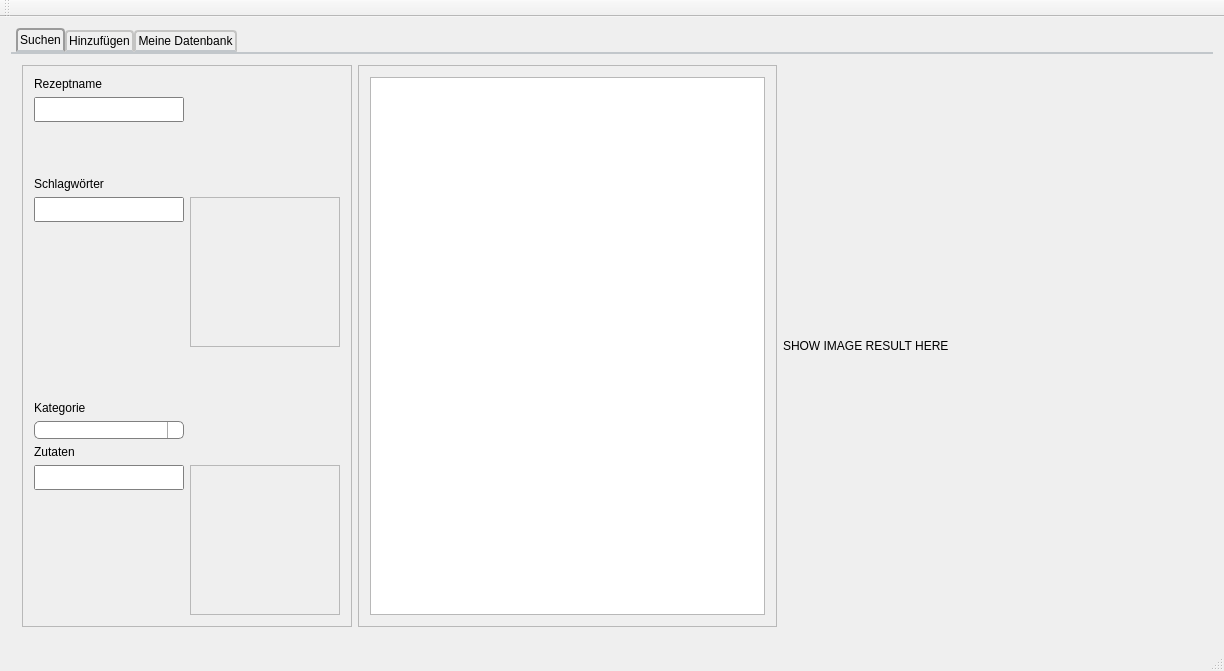
This is mainwindow.ui in DaDarkDan/CookAndBakeryDb as Qt 5 draws it before an edit. The edited form follows.
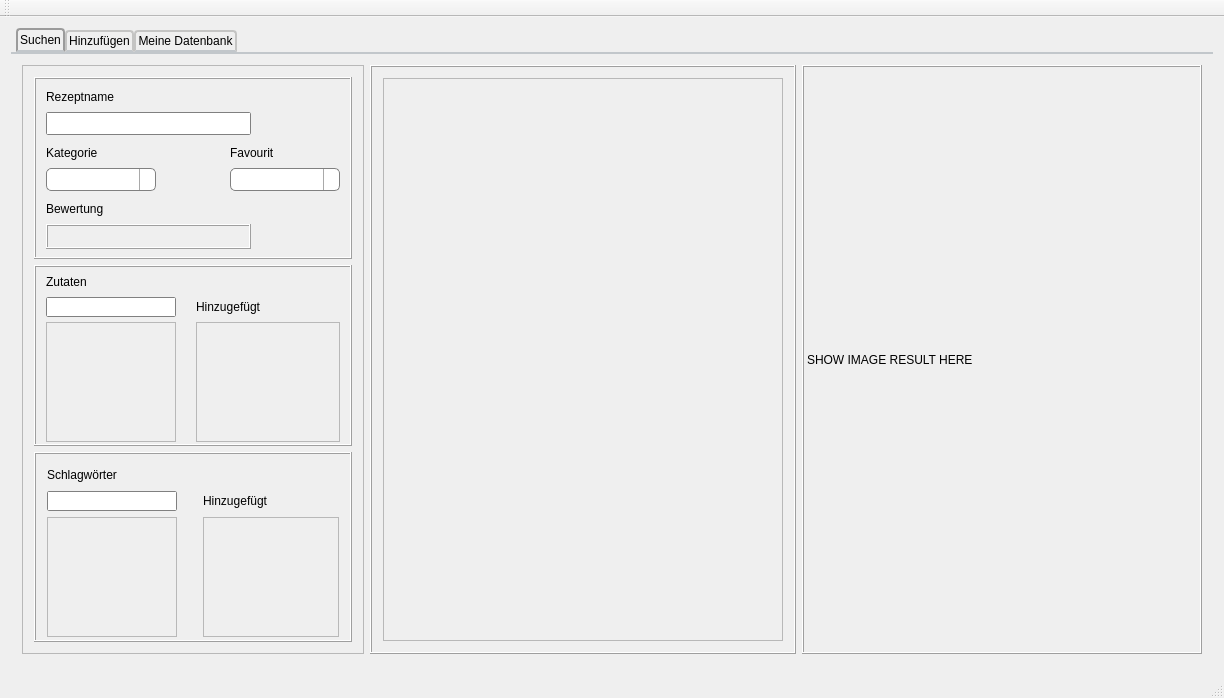
This is the edited form. The open tabs and pages were chosen to show the change.

Commit message: Added Search tab UI & refactored saving

What changed in the file:
```diff
--- a/mainwindow.ui
+++ b/mainwindow.ui
@@ -7,7 +7,7 @@
     <x>0</x>
     <y>0</y>
     <width>1224</width>
-    <height>671</height>
+    <height>698</height>
    </rect>
   </property>
   <property name="windowTitle">
@@ -150,190 +150,471 @@
             <verstretch>0</verstretch>
            </sizepolicy>
           </property>
+          <property name="minimumSize">
+           <size>
+            <width>300</width>
+            <height>0</height>
+           </size>
+          </property>
           <property name="frameShape">
            <enum>QFrame::StyledPanel</enum>
           </property>
           <property name="frameShadow">
            <enum>QFrame::Raised</enum>
           </property>
-          <layout class="QFormLayout" name="formLayout">
+          <layout class="QGridLayout" name="gridLayout_4">
            <item row="0" column="0">
-            <widget class="QLabel" name="searchNameLabel">
-             <property name="text">
-              <string>Rezeptname</string>
+            <widget class="QFrame" name="searchNameCategoryFrame">
+             <property name="minimumSize">
+              <size>
+               <width>280</width>
+               <height>130</height>
+              </size>
              </property>
+             <property name="maximumSize">
+              <size>
+               <width>10000</width>
+               <height>100000</height>
+              </size>
+             </property>
+             <property name="frameShape">
+              <enum>QFrame::Box</enum>
+             </property>
+             <property name="frameShadow">
+              <enum>QFrame::Raised</enum>
+             </property>
+             <layout class="QGridLayout" name="gridLayout_5">
+              <property name="leftMargin">
+               <number>10</number>
+              </property>
+              <property name="topMargin">
+               <number>5</number>
+              </property>
+              <property name="rightMargin">
+               <number>10</number>
+              </property>
+              <property name="bottomMargin">
+               <number>10</number>
+              </property>
+              <property name="spacing">
+               <number>5</number>
+              </property>
+              <item row="2" column="0">
+               <widget class="QLabel" name="searchCategoryTitleLabel">
+                <property name="minimumSize">
+                 <size>
+                  <width>60</width>
+                  <height>25</height>
+                 </size>
+                </property>
+                <property name="maximumSize">
+                 <size>
+                  <width>60</width>
+                  <height>25</height>
+                 </size>
+                </property>
+                <property name="text">
+                 <string>Kategorie</string>
+                </property>
+               </widget>
+              </item>
+              <item row="2" column="1">
+               <widget class="QLabel" name="searchFavouriteTitleLabel">
+                <property name="minimumSize">
+                 <size>
+                  <width>60</width>
+                  <height>25</height>
+                 </size>
+                </property>
+                <property name="maximumSize">
+                 <size>
+                  <width>60</width>
+                  <height>25</height>
+                 </size>
+                </property>
+                <property name="text">
+                 <string>Favourit</string>
+                </property>
+               </widget>
+              </item>
+              <item row="3" column="0">
+               <widget class="QComboBox" name="searchCategoryComboBox">
+                <property name="minimumSize">
+                 <size>
+                  <width>110</width>
+                  <height>23</height>
+                 </size>
+                </property>
+                <property name="maximumSize">
+                 <size>
+                  <width>110</width>
+                  <height>23</height>
+                 </size>
+                </property>
+               </widget>
+              </item>
+              <item row="1" column="0">
+               <widget class="QTextEdit" name="textEdit">
+                <property name="minimumSize">
+                 <size>
+                  <width>205</width>
+                  <height>23</height>
+                 </size>
+                </property>
+                <property name="maximumSize">
+                 <size>
+                  <width>205</width>
+                  <height>23</height>
+                 </size>
+                </property>
+                <property name="verticalScrollBarPolicy">
+                 <enum>Qt::ScrollBarAlwaysOff</enum>
+                </property>
+               </widget>
+              </item>
+              <item row="5" column="0">
+               <widget class="QFrame" name="searchRatingFrame">
+                <property name="minimumSize">
+                 <size>
+                  <width>205</width>
+                  <height>25</height>
+                 </size>
+                </property>
+                <property name="maximumSize">
+                 <size>
+                  <width>205</width>
+                  <height>25</height>
+                 </size>
+                </property>
+                <property name="frameShape">
+                 <enum>QFrame::Box</enum>
+                </property>
+                <property name="frameShadow">
+                 <enum>QFrame::Raised</enum>
+                </property>
+               </widget>
+              </item>
+              <item row="3" column="1">
+               <widget class="QComboBox" name="searchFavouriteComboBox">
+                <property name="minimumSize">
+                 <size>
+                  <width>110</width>
+                  <height>23</height>
+                 </size>
+                </property>
+                <property name="maximumSize">
+                 <size>
+                  <width>110</width>
+                  <height>23</height>
+                 </size>
+                </property>
+               </widget>
+              </item>
+              <item row="0" column="0">
+               <widget class="QLabel" name="searchNameTitleLabel">
+                <property name="minimumSize">
+                 <size>
+                  <width>150</width>
+                  <height>25</height>
+                 </size>
+                </property>
+                <property name="maximumSize">
+                 <size>
+                  <width>150</width>
+                  <height>25</height>
+                 </size>
+                </property>
+                <property name="text">
+                 <string>Rezeptname</string>
+                </property>
+               </widget>
+              </item>
+              <item row="4" column="0">
+               <widget class="QLabel" name="label">
+                <property name="minimumSize">
+                 <size>
+                  <width>150</width>
+                  <height>25</height>
+                 </size>
+                </property>
+                <property name="maximumSize">
+                 <size>
+                  <width>150</width>
+                  <height>25</height>
+                 </size>
+                </property>
+                <property name="text">
+                 <string>Bewertung</string>
+                </property>
+               </widget>
+              </item>
+             </layout>
             </widget>
            </item>
            <item row="1" column="0">
-            <widget class="QTextEdit" name="searchNameTxtEdit">
-             <property name="sizePolicy">
-              <sizepolicy hsizetype="Preferred" vsizetype="Preferred">
-               <horstretch>0</horstretch>
-               <verstretch>0</verstretch>
-              </sizepolicy>
-             </property>
-             <property name="maximumSize">
+            <widget class="QFrame" name="searchIngredientFrame">
+             <property name="minimumSize">
               <size>
-               <width>150</width>
-               <height>25</height>
+               <width>280</width>
+               <height>180</height>
               </size>
              </property>
-            </widget>
-           </item>
-           <item row="3" column="0">
-            <widget class="QLabel" name="searchKeywordsLabel">
-             <property name="text">
-              <string>Schlagwörter</string>
-             </property>
-            </widget>
-           </item>
-           <item row="5" column="0">
-            <widget class="QTextEdit" name="searchKeywordsTxtEdit">
-             <property name="sizePolicy">
-              <sizepolicy hsizetype="Preferred" vsizetype="Preferred">
-               <horstretch>0</horstretch>
-               <verstretch>0</verstretch>
-              </sizepolicy>
-             </property>
              <property name="maximumSize">
               <size>
-               <width>150</width>
-               <height>25</height>
+               <width>16777215</width>
+               <height>100000</height>
               </size>
              </property>
-            </widget>
-           </item>
-           <item row="11" column="0">
-            <widget class="QLabel" name="searchIngredientsLabel">
-             <property name="text">
-              <string>Zutaten</string>
+             <property name="frameShape">
+              <enum>QFrame::Box</enum>
              </property>
-            </widget>
-           </item>
-           <item row="12" column="0">
-            <widget class="QTextEdit" name="searchIngredientsTxtBox">
-             <property name="sizePolicy">
-              <sizepolicy hsizetype="Preferred" vsizetype="Preferred">
-               <horstretch>0</horstretch>
-               <verstretch>0</verstretch>
-              </sizepolicy>
+             <property name="frameShadow">
+              <enum>QFrame::Raised</enum>
              </property>
-             <property name="maximumSize">
-              <size>
-               <width>150</width>
-               <height>25</height>
-              </size>
-             </property>
-             <property name="documentTitle">
-              <string/>
-             </property>
+             <layout class="QFormLayout" name="formLayout">
+              <property name="horizontalSpacing">
+               <number>0</number>
+              </property>
+              <property name="verticalSpacing">
+               <number>5</number>
+              </property>
+              <property name="leftMargin">
+               <number>10</number>
+              </property>
+              <property name="topMargin">
+               <number>5</number>
+              </property>
+              <property name="rightMargin">
+               <number>10</number>
+              </property>
+              <property name="bottomMargin">
+               <number>10</number>
+              </property>
+              <item row="0" column="0">
+               <widget class="QLabel" name="searchIngredientTitleLabel">
+                <property name="minimumSize">
+                 <size>
+                  <width>150</width>
+                  <height>20</height>
+                 </size>
+                </property>
+                <property name="maximumSize">
+                 <size>
+                  <width>150</width>
+                  <height>20</height>
+                 </size>
+                </property>
+                <property name="text">
+                 <string>Zutaten</string>
+                </property>
+               </widget>
+              </item>
+              <item row="2" column="0">
+               <widget class="QScrollArea" name="searchIngredientScrollArea">
+                <property name="minimumSize">
+                 <size>
+                  <width>130</width>
+                  <height>120</height>
+                 </size>
+                </property>
+                <property name="widgetResizable">
+                 <bool>true</bool>
+                </property>
+                <widget class="QWidget" name="scrollAreaWidgetContents">
+                 <property name="geometry">
+                  <rect>
+                   <x>0</x>
+                   <y>0</y>
+                   <width>128</width>
+                   <height>118</height>
+                  </rect>
+                 </property>
+                </widget>
+               </widget>
+              </item>
+              <item row="2" column="1">
+               <widget class="QScrollArea" name="searchAddedIngredientScrollArea">
+                <property name="minimumSize">
+                 <size>
+                  <width>130</width>
+                  <height>120</height>
+                 </size>
+                </property>
+                <property name="widgetResizable">
+                 <bool>true</bool>
+                </property>
+                <widget class="QWidget" name="scrollAreaWidgetContents_2">
+                 <property name="geometry">
+                  <rect>
+                   <x>0</x>
+                   <y>0</y>
+                   <width>158</width>
+                   <height>118</height>
+                  </rect>
+                 </property>
+                </widget>
+               </widget>
+              </item>
+              <item row="1" column="1">
+               <widget class="QLabel" name="label_3">
+                <property name="minimumSize">
+                 <size>
+                  <width>130</width>
+                  <height>20</height>
+                 </size>
+                </property>
+                <property name="maximumSize">
+                 <size>
+                  <width>130</width>
+                  <height>20</height>
+                 </size>
+                </property>
+                <property name="text">
+                 <string>Hinzugefügt</string>
+                </property>
+               </widget>
+              </item>
+              <item row="1" column="0">
+               <widget class="QTextEdit" name="searchIngredientTextEdit">
+                <property name="minimumSize">
+                 <size>
+                  <width>130</width>
+                  <height>20</height>
+                 </size>
+                </property>
+                <property name="maximumSize">
+                 <size>
+                  <width>130</width>
+                  <height>20</height>
+                 </size>
+                </property>
+                <property name="verticalScrollBarPolicy">
+                 <enum>Qt::ScrollBarAlwaysOff</enum>
+                </property>
+               </widget>
+              </item>
+             </layout>
             </widget>
            </item>
            <item row="2" column="0">
-            <spacer name="verticalSpacer">
-             <property name="orientation">
-              <enum>Qt::Vertical</enum>
-             </property>
-             <property name="sizeHint" stdset="0">
-              <size>
-               <width>20</width>
-               <height>40</height>
-              </size>
-             </property>
-            </spacer>
-           </item>
-           <item row="6" column="0">
-            <spacer name="verticalSpacer_2">
-             <property name="orientation">
-              <enum>Qt::Vertical</enum>
-             </property>
-             <property name="sizeHint" stdset="0">
-              <size>
-               <width>20</width>
-               <height>40</height>
-              </size>
-             </property>
-            </spacer>
-           </item>
-           <item row="9" column="0">
-            <widget class="QLabel" name="searchCategoryLabel">
-             <property name="text">
-              <string>Kategorie</string>
-             </property>
-            </widget>
-           </item>
-           <item row="5" column="1">
-            <widget class="QScrollArea" name="scrollArea">
-             <property name="sizePolicy">
-              <sizepolicy hsizetype="Preferred" vsizetype="Preferred">
-               <horstretch>0</horstretch>
-               <verstretch>0</verstretch>
-              </sizepolicy>
-             </property>
+            <widget class="QFrame" name="searchKeywordFrame">
              <property name="minimumSize">
               <size>
-               <width>150</width>
-               <height>150</height>
+               <width>280</width>
+               <height>100</height>
               </size>
              </property>
-             <property name="widgetResizable">
-              <bool>true</bool>
+             <property name="frameShape">
+              <enum>QFrame::Box</enum>
              </property>
-             <widget class="QWidget" name="scrollAreaWidgetContents">
-              <property name="geometry">
-               <rect>
-                <x>0</x>
-                <y>0</y>
-                <width>148</width>
-                <height>148</height>
-               </rect>
-              </property>
-             </widget>
-            </widget>
-           </item>
-           <item row="12" column="1">
-            <widget class="QScrollArea" name="scrollArea_2">
-             <property name="sizePolicy">
-              <sizepolicy hsizetype="Preferred" vsizetype="Preferred">
-               <horstretch>0</horstretch>
-               <verstretch>0</verstretch>
-              </sizepolicy>
+             <property name="frameShadow">
+              <enum>QFrame::Raised</enum>
              </property>
-             <property name="minimumSize">
-              <size>
-               <width>150</width>
-               <height>150</height>
-              </size>
-             </property>
-             <property name="widgetResizable">
-              <bool>true</bool>
-             </property>
-             <widget class="QWidget" name="scrollAreaWidgetContents_2">
-              <property name="geometry">
-               <rect>
-                <x>0</x>
-                <y>0</y>
-                <width>148</width>
-                <height>148</height>
-               </rect>
-              </property>
-             </widget>
-            </widget>
-           </item>
-           <item row="10" column="0" colspan="2">
-            <widget class="QComboBox" name="searchCategoryComboBox">
-             <property name="sizePolicy">
-              <sizepolicy hsizetype="Preferred" vsizetype="Preferred">
-               <horstretch>0</horstretch>
-               <verstretch>0</verstretch>
-              </sizepolicy>
-             </property>
-             <property name="maximumSize">
-              <size>
-               <width>150</width>
-               <height>16777215</height>
-              </size>
-             </property>
+             <layout class="QFormLayout" name="formLayout_2">
+              <item row="0" column="0">
+               <widget class="QLabel" name="label_2">
+                <property name="minimumSize">
+                 <size>
+                  <width>150</width>
+                  <height>20</height>
+                 </size>
+                </property>
+                <property name="maximumSize">
+                 <size>
+                  <width>150</width>
+                  <height>20</height>
+                 </size>
+                </property>
+                <property name="text">
+                 <string>Schlagwörter</string>
+                </property>
+               </widget>
+              </item>
+              <item row="1" column="1">
+               <widget class="QLabel" name="label_5">
+                <property name="minimumSize">
+                 <size>
+                  <width>130</width>
+                  <height>20</height>
+                 </size>
+                </property>
+                <property name="maximumSize">
+                 <size>
+                  <width>130</width>
+                  <height>20</height>
+                 </size>
+                </property>
+                <property name="text">
+                 <string>Hinzugefügt</string>
+                </property>
+               </widget>
+              </item>
+              <item row="2" column="0">
+               <widget class="QScrollArea" name="searchKeywordScrollArea">
+                <property name="minimumSize">
+                 <size>
+                  <width>130</width>
+                  <height>120</height>
+                 </size>
+                </property>
+                <property name="widgetResizable">
+                 <bool>true</bool>
+                </property>
+                <widget class="QWidget" name="scrollAreaWidgetContents_3">
+                 <property name="geometry">
+                  <rect>
+                   <x>0</x>
+                   <y>0</y>
+                   <width>128</width>
+                   <height>118</height>
+                  </rect>
+                 </property>
+                </widget>
+               </widget>
+              </item>
+              <item row="2" column="1">
+               <widget class="QScrollArea" name="searchAddedKeywordScrollArea">
+                <property name="minimumSize">
+                 <size>
+                  <width>130</width>
+                  <height>120</height>
+                 </size>
+                </property>
+                <property name="widgetResizable">
+                 <bool>true</bool>
+                </property>
+                <widget class="QWidget" name="scrollAreaWidgetContents_4">
+                 <property name="geometry">
+                  <rect>
+                   <x>0</x>
+                   <y>0</y>
+                   <width>154</width>
+                   <height>118</height>
+                  </rect>
+                 </property>
+                </widget>
+               </widget>
+              </item>
+              <item row="1" column="0">
+               <widget class="QTextEdit" name="searchKeywordTextEdit">
+                <property name="minimumSize">
+                 <size>
+                  <width>130</width>
+                  <height>20</height>
+                 </size>
+                </property>
+                <property name="maximumSize">
+                 <size>
+                  <width>130</width>
+                  <height>20</height>
+                 </size>
+                </property>
+                <property name="verticalScrollBarPolicy">
+                 <enum>Qt::ScrollBarAlwaysOff</enum>
+                </property>
+               </widget>
+              </item>
+             </layout>
             </widget>
            </item>
           </layout>
@@ -342,26 +623,33 @@
         <item>
          <widget class="QFrame" name="searchResultsFrame">
           <property name="frameShape">
-           <enum>QFrame::StyledPanel</enum>
+           <enum>QFrame::Box</enum>
           </property>
           <property name="frameShadow">
            <enum>QFrame::Raised</enum>
           </property>
           <layout class="QVBoxLayout" name="verticalLayout">
            <item>
-            <widget class="QListView" name="listView">
-             <property name="sizePolicy">
-              <sizepolicy hsizetype="Preferred" vsizetype="Preferred">
-               <horstretch>0</horstretch>
-               <verstretch>0</verstretch>
-              </sizepolicy>
-             </property>
-             <property name="baseSize">
+            <widget class="QScrollArea" name="scrollArea_5">
+             <property name="minimumSize">
               <size>
-               <width>0</width>
+               <width>400</width>
                <height>0</height>
               </size>
              </property>
+             <property name="widgetResizable">
+              <bool>true</bool>
+             </property>
+             <widget class="QWidget" name="scrollAreaWidgetContents_5">
+              <property name="geometry">
+               <rect>
+                <x>0</x>
+                <y>0</y>
+                <width>398</width>
+                <height>560</height>
+               </rect>
+              </property>
+             </widget>
             </widget>
            </item>
           </layout>
@@ -369,6 +657,18 @@
         </item>
         <item>
          <widget class="QLabel" name="searchResultImgLabel">
+          <property name="minimumSize">
+           <size>
+            <width>400</width>
+            <height>0</height>
+           </size>
+          </property>
+          <property name="frameShape">
+           <enum>QFrame::Box</enum>
+          </property>
+          <property name="frameShadow">
+           <enum>QFrame::Raised</enum>
+          </property>
           <property name="text">
            <string>SHOW IMAGE RESULT HERE</string>
           </property>
```
Left out of the diff: 90 changed lines with no effect on the pictures. The commit also changes 7 other files.
